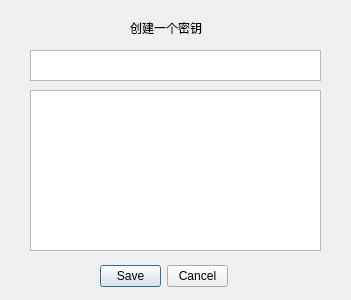
Old version of the form savesecretwindow.ui in the repository Flyingon/qt-secret-tool.
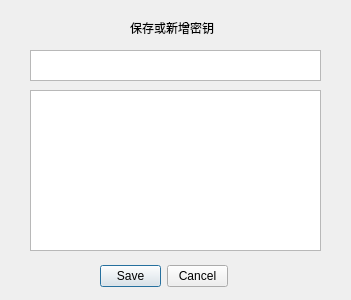
New version of the form. Icons and pictures are not drawn.

Commit message: feat: change window title

```diff
--- a/savesecretwindow.ui
+++ b/savesecretwindow.ui
@@ -23,7 +23,7 @@
     </rect>
    </property>
    <property name="text">
-    <string>创建一个密钥</string>
+    <string>保存或新增密钥</string>
    </property>
   </widget>
   <widget class="QTextEdit" name="textEdit">
```
Left out of the diff: 5 changed lines with no effect on the pictures. The commit also changes 2 other files.
